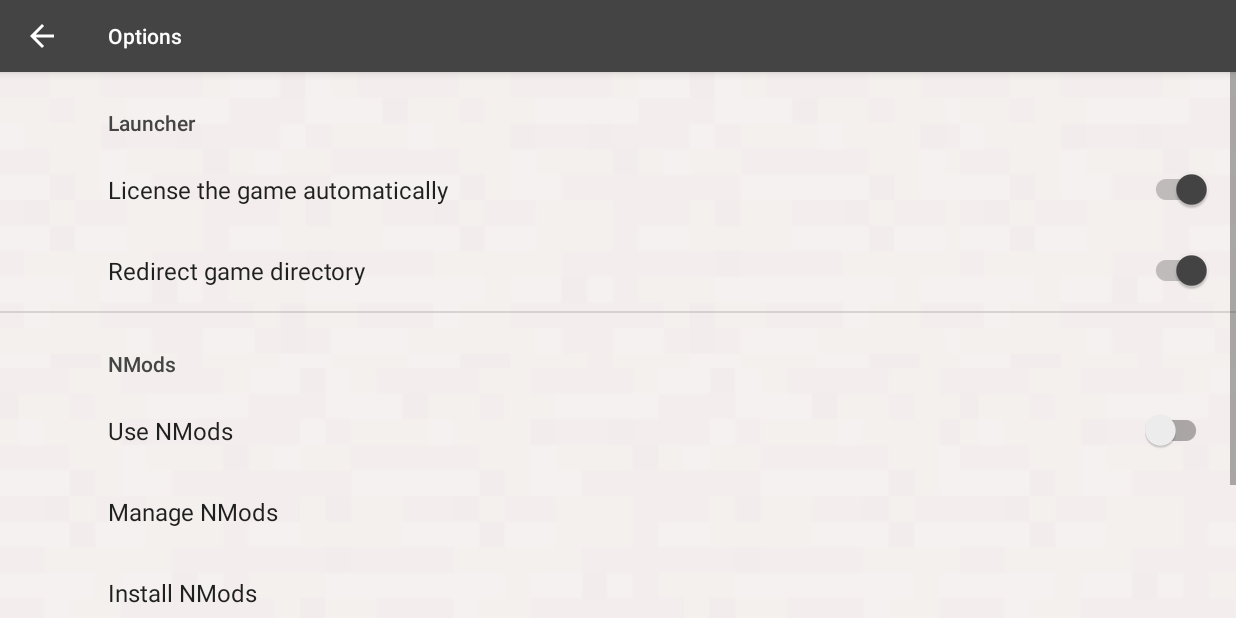
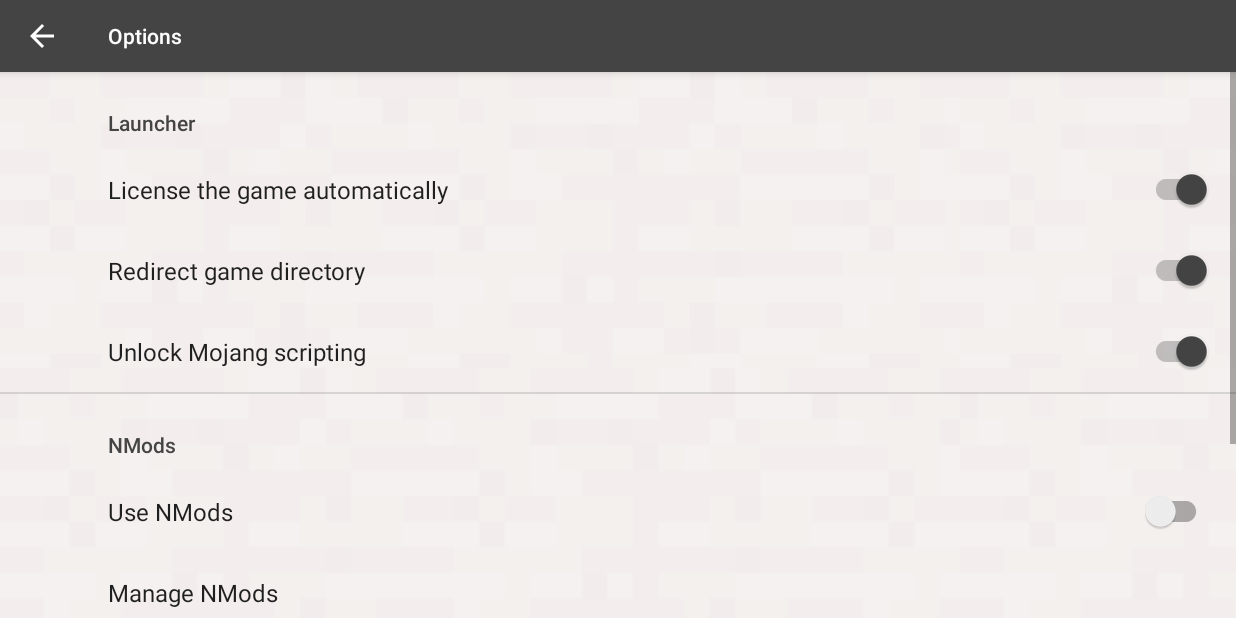
Before and after one commit to listerily/ModdedBE, an Android app: the screen it shows after launch (OptionsActivity), after a tap on "Options", on a phone screen of 824 x 412 dp (held sideways). Run offline under Robolectric (Android 15) with nearby library versions, the phone set to English and light mode, and no system bars; our stand-ins replace androidx.preference.

Commit message:
Load mjscript library

```diff
--- a/ModdedBE-Android/app/src/main/java/net/listerily/moddedbe/OptionsActivity.kt
+++ b/ModdedBE-Android/app/src/main/java/net/listerily/moddedbe/OptionsActivity.kt
@@ -86,6 +86,9 @@ class OptionsActivity : AppCompatActivity() {
                                 }
                                 "redirect_directory" -> {
                                     EnderCore.getInstance().optionsManager.redirectGameDir = sharedPreferences.getBoolean(key, EnderCore.getInstance().optionsManager.redirectGameDir)
+                                }
+                                "unlock_mjscript" -> {
+                                    EnderCore.getInstance().optionsManager.unlockMjscript = sharedPreferences.getBoolean(key, EnderCore.getInstance().optionsManager.unlockMjscript)
                                 }
                                 "use_nmods" -> {
                                     EnderCore.getInstance().optionsManager.useNMods = sharedPreferences.getBoolean(key, EnderCore.getInstance().optionsManager.useNMods)
--- a/ModdedBE-Android/app/src/main/res/values/strings.xml
+++ b/ModdedBE-Android/app/src/main/res/values/strings.xml
@@ -34,6 +34,7 @@
     <string name="app_options_use_nmods">Use NMods</string>
     <string name="app_options_auto_license">License the game automatically</string>
     <string name="app_options_redirect_game_directory">Redirect game directory</string>
+    <string name="app_options_unlock_mjscript">Unlock Mojang scripting</string>
     <string name="app_options_manage_nmods">Manage NMods</string>
     <string name="app_options_install_new_nmods">Install NMods</string>
     <string name="app_options_title_info">Info</string>
--- a/ModdedBE-Android/app/src/main/res/xml/root_preferences.xml
+++ b/ModdedBE-Android/app/src/main/res/xml/root_preferences.xml
@@ -12,6 +12,11 @@
             app:key="redirect_directory"
             app:title="@string/app_options_redirect_game_directory"
             app:defaultValue="true"/>
+
+        <SwitchPreferenceCompat
+            app:key="unlock_mjscript"
+            app:title="@string/app_options_unlock_mjscript"
+            app:defaultValue="true" />
 
     </PreferenceCategory>
 
--- a/ModdedBE-Android/endercore/src/main/java/org/endercore/android/operator/Launcher.java
+++ b/ModdedBE-Android/endercore/src/main/java/org/endercore/android/operator/Launcher.java
@@ -50,6 +50,7 @@ public final class Launcher {
     private final static String NAME_FMOD = "libfmod.so";
     private final static String NAME_MINECRAFTPE = "libminecraftpe.so";
     private final static String NAME_ENDERCORE = "libendercore.so";
+    private final static String NAME_MJSCRIPT = "libmjscript.so";
     private final static String LIB_CPP_SHARED = "c++_shared";
     private final static String LIB_YURAI = "yurai";
     private final static String LIB_SUBSTRATE = "substrate";
@@ -57,6 +58,7 @@ public final class Launcher {
     private final static String LIB_FMOD = "fmod";
     private final static String LIB_MINECRAFTPE = "minecraftpe";
     private final static String LIB_ENDERCORE = "endercore";
+    private final static String LIB_MJSCRIPT = "mjscript";
     private final static String DIR_LIB = "lib";
 
     public Launcher(EnderCore core) {
@@ -241,6 +243,11 @@ public final class Launcher {
                 System.loadLibrary(LIB_XHOOK);
                 listener.onLoadNativeLibrary(NAME_ENDERCORE);
                 System.loadLibrary(LIB_ENDERCORE);
+
+                if (optionsManager.getUnlockMjscript()) {
+                    listener.onLoadNativeLibrary(NAME_MJSCRIPT);
+                    System.loadLibrary(LIB_MJSCRIPT);
+                }
             } catch (Error error) {
                 throw new LauncherException("Load game libraries failed.", error);
             }
```
Also changed, not shown: ModdedBE-Android/endercore/src/main/java/org/endercore/android/operator/OptionsManager.java (+9 -0 lines).
